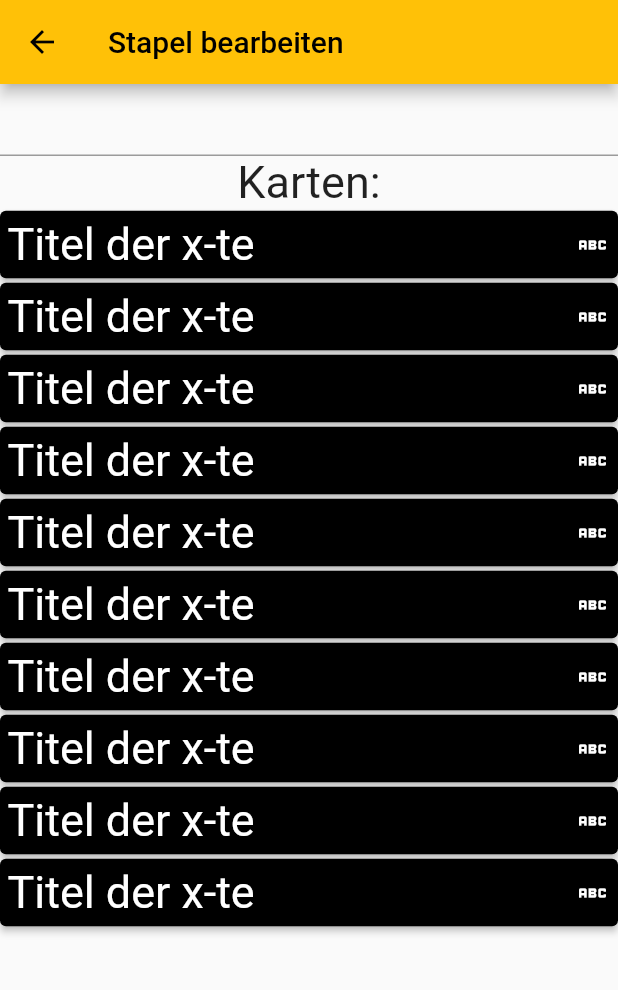
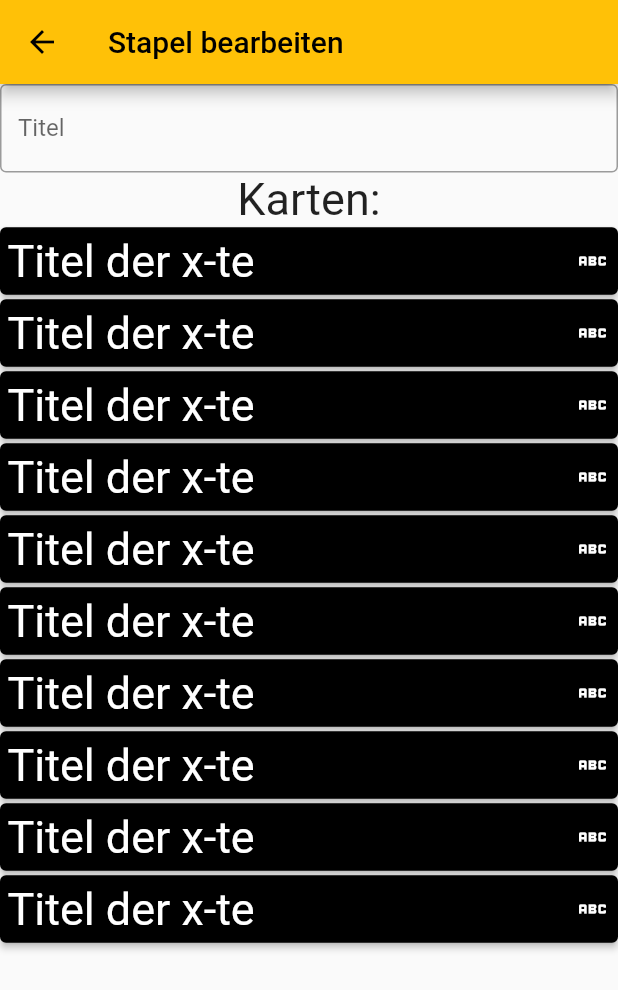
Before and after one commit to BogyMitutoyoCTL/BOGY-App-2022-10, a Flutter app: the EditDeck screen opened directly, on a phone screen of 412 x 824 dp. Shown: the top 990 px of the screen. Run offline on Flutter 3.47's test engine with Material 2 defaults, Android fonts, the phone set to English and light mode, and no system bars; our stand-ins replace image_picker.

Commit message:
designt Textfield in EditDeck

```diff
--- a/Source/lib/EditDeck.dart
+++ b/Source/lib/EditDeck.dart
@@ -21,6 +21,10 @@ class _EditDeckState extends State<EditDeck> {
       body: Column(
         children: [
           TextField(
+            decoration: const InputDecoration(
+              border: OutlineInputBorder(),
+              labelText: "Titel",
+            ),
             controller: _titleControll,
           ),
           const Text(
@@ -40,19 +44,6 @@ class _EditDeckState extends State<EditDeck> {
           ),
         ],
       ),
-      /*Column(
-        children: [
-          TextField(
-            controller: _titleControll,
-          ),
-          const Text(
-            "Karten:",
-            style: TextStyle(fontSize: 30),
-          ),
-
-
-        ],
-      ),*/
     );
   }
 }
```
